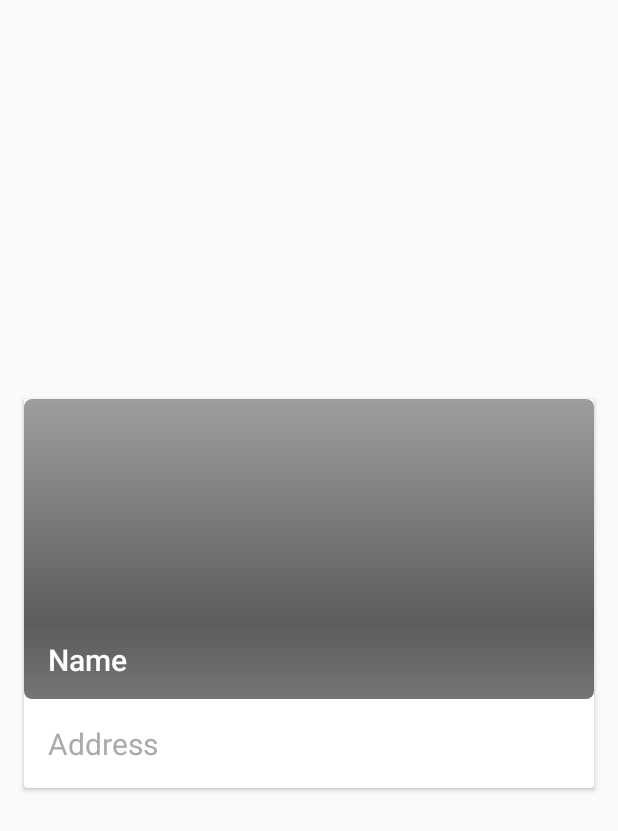
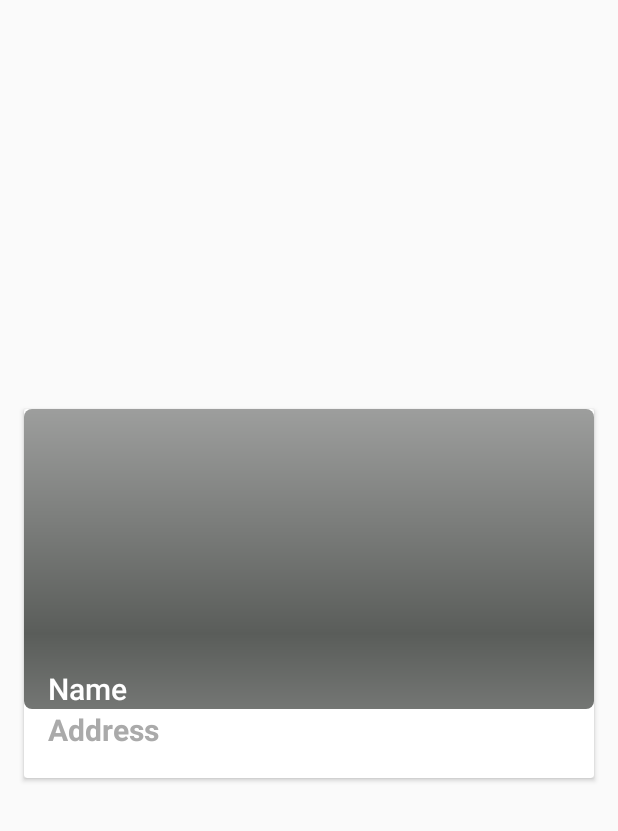
Before and after one commit to ParkJongsoon/Car_Cat, an Android app: the layout card_view.xml on its own in the app's theme, with its tools: preview values and no code run, on a phone screen of 412 x 824 dp. Shown: the top 831 px of the screen. Run offline under Robolectric (Android 15) with nearby library versions, the phone set to English and light mode, and no system bars.

Commit message:
ID 추가 ( TEXT 0.001)

```diff
--- a/app/src/main/java/material/kcci/mystudio/ItemTouchHelperCallback.java
+++ b/app/src/main/java/material/kcci/mystudio/ItemTouchHelperCallback.java
@@ -16,6 +16,7 @@ public class ItemTouchHelperCallback extends ItemTouchHelper.Callback {
 
     public ItemTouchHelperCallback(ItemTouchHelperListener listener) {
         this._listener = listener;
+        Log.d("ItemTouch",listener.toString());
     }
 
     @Override
@@ -41,5 +42,6 @@ public class ItemTouchHelperCallback extends ItemTouchHelper.Callback {
         Log.i(TAG, "onSwiped");
         _listener.onItemRemove(viewHolder.getAdapterPosition());
 
+
     }
 }
--- a/app/src/main/java/material/kcci/mystudio/RecentAdapter.java
+++ b/app/src/main/java/material/kcci/mystudio/RecentAdapter.java
@@ -41,6 +41,7 @@ public class RecentAdapter extends RecyclerView.Adapter<RecentAdapter.ViewHolder
         Log.d("TAG","Items");
         //Recent에 있는 데이터들을 해당 View에 갖다 붙여버린다.
         holder.imageID.setBackgroundResource(recent.get_imageID());
+        holder.dataId.setText(recent.get_Id());
         holder.titleText.setText(recent.get_title());
         holder.infoText.setText(recent.get_info());
     }
@@ -70,6 +71,8 @@ public class RecentAdapter extends RecyclerView.Adapter<RecentAdapter.ViewHolder
     //아이템 삭제
     @Override
     public void onItemRemove(int position) {
+        Integer test=  (Integer)  position;
+        Log.d("position_TAG", test.toString());
         _recent.remove(position);
         notifyItemRemoved(position);
 
@@ -84,6 +87,7 @@ public class RecentAdapter extends RecyclerView.Adapter<RecentAdapter.ViewHolder
         TextView infoText;
         TextView titleText;
         ImageView imageID;
+        TextView dataId;
 
         public ViewHolder(View itemView)
         {
@@ -91,6 +95,7 @@ public class RecentAdapter extends RecyclerView.Adapter<RecentAdapter.ViewHolder
             //public RecyclerView(Context context) {this(context, null);}
             super(itemView);
             infoText = (TextView) itemView.findViewById(R.id.textInfo);
+            dataId = (TextView) itemView.findViewById(R.id.dataID);
             titleText = (TextView) itemView.findViewById(R.id.textTitle);
             imageID = (ImageView) itemView.findViewById(R.id.imageID);
         }
--- a/app/src/main/res/layout/card_view.xml
+++ b/app/src/main/res/layout/card_view.xml
@@ -12,41 +12,52 @@
                                     android:foreground="?attr/selectableItemBackground">
 
     <RelativeLayout
-        android:layout_width="match_parent"
-        android:layout_height="wrap_content">
+        android:layout_width="wrap_content"
+        android:layout_height="246dp">
+
+        <TextView
+            android:id="@+id/dataID"
+            android:layout_width="wrap_content"
+            android:layout_height="wrap_content"
+            android:layout_above="@+id/textTitle"
+            android:layout_alignStart="@+id/textTitle"
+            android:textSize="0.001dp"
+            android:text="TextView"/>
 
         <ImageView
             android:id="@+id/imageID"
             android:layout_width="match_parent"
             android:layout_height="200dp"
             android:scaleType="centerCrop"
-            tools:src="@android:drawable/progress_horizontal"/>
+            tools:src="@android:drawable/progress_horizontal"
+            android:layout_alignParentTop="true"
+            android:layout_alignParentStart="true"/>
 
         <TextView
             android:id="@+id/textTitle"
             android:layout_width="match_parent"
-            android:layout_height="40dp"
-            android:layout_alignBottom="@+id/imageID"
+            android:layout_height="wrap_content"
+            android:layout_above="@+id/textInfo"
+            android:layout_alignParentEnd="true"
             android:layout_marginLeft="16dp"
             android:textAppearance="@style/TextAppearance.AppCompat.Title"
-            android:textColor="@android:color/white"
+            android:textColor="?android:attr/textColorPrimaryInverse"
             tools:text="Name"/>
 
         <TextView
             android:id="@+id/textInfo"
             android:layout_width="match_parent"
             android:layout_height="wrap_content"
+            android:layout_alignParentStart="true"
             android:layout_below="@+id/imageID"
-            android:layout_marginBottom="16dp"
             android:layout_marginLeft="16dp"
             android:layout_marginRight="16dp"
-            android:layout_marginTop="16dp"
             android:ellipsize="end"
             android:singleLine="true"
             android:textColor="@android:color/darker_gray"
             android:textSize="20dp"
+            android:textStyle="bold"
             tools:text="Address"/>
+    </RelativeLayout>
 
-
-    </RelativeLayout>
 </android.support.v7.widget.CardView>
```
Also changed, not shown: app/src/main/java/material/kcci/mystudio/Fragment1.java (+11 -16 lines), app/src/main/java/material/kcci/mystudio/Fragment2.java (+6 -26 lines), app/src/main/java/material/kcci/mystudio/Recent.java (+16 -0 lines), app/src/main/res/layout/fragment_fragment2.xml (indentation only).
